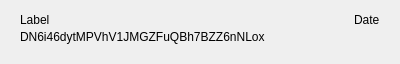
This is src/qt/pivx/forms/myaddressrow.ui in Fuzzbawls/PIVX as Qt 5 draws it before an edit. The edited form follows.
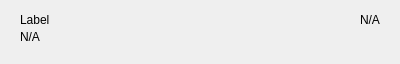
This is the edited form.

The edit to the form file:
```diff
--- a/src/qt/pivx/forms/myaddressrow.ui
+++ b/src/qt/pivx/forms/myaddressrow.ui
@@ -54,7 +54,7 @@
      <item>
       <widget class="QLabel" name="labelDate">
        <property name="text">
-        <string notr="true">Date</string>
+        <string notr="true">N/A</string>
        </property>
       </widget>
      </item>
@@ -63,7 +63,7 @@
    <item>
     <widget class="QLabel" name="labelAddress">
      <property name="text">
-      <string notr="true">DN6i46dytMPVhV1JMGZFuQBh7BZZ6nNLox</string>
+      <string notr="true">N/A</string>
      </property>
     </widget>
    </item>
```
